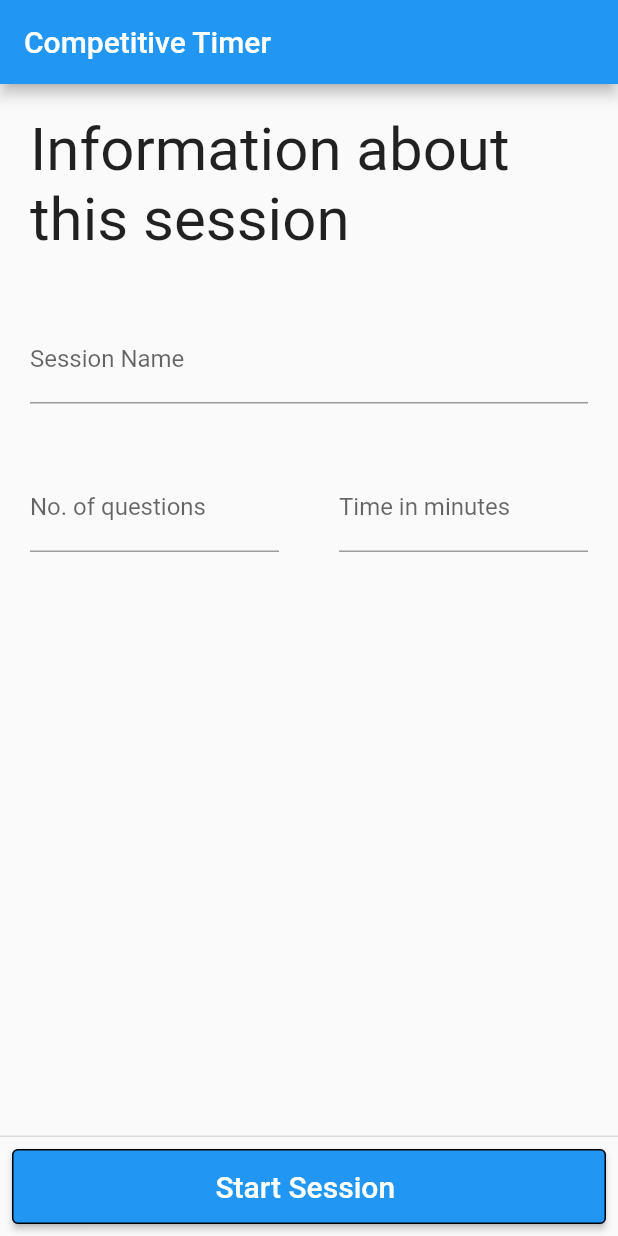
After one commit to dev-sandeep/flutter-timer, a Flutter app: the screen it shows after launch, on a phone screen of 412 x 824 dp. The commit adds this screen. Run offline on Flutter 3.47's test engine with Material 2 defaults, Android fonts, the phone set to English and light mode, and no system bars; missing offline and left inert: dart:ffi.

Commit message:
refactoring code

```diff
--- /dev/null
+++ b/lib/pages/HomePage.dart
@@ -0,0 +1,91 @@
+import 'package:flutter/material.dart';
+import 'package:my_app/forms/TextFieldForm.dart';
+import 'package:my_app/forms/Alert.dart';
+
+class HomePage extends StatelessWidget {
+
+  HomePage({
+     super.key
+  });
+
+  final examNameController = TextEditingController();
+  final examQuestionsController = TextEditingController();
+  final examTimeController = TextEditingController();
+
+  void startSessionClickHandher(BuildContext context){
+    //basic validation
+
+    if(examNameController.text.isEmpty || examQuestionsController.text.isEmpty || examTimeController.text.isEmpty){
+      showDialog<String>(
+        context: context,
+        builder: (BuildContext context) => const Alert(title: "Error Occurred", desc: "All fields are mandatory")
+      );
+    }
+  }
+
+  @override
+  Widget build(BuildContext context){
+    return Scaffold(
+      appBar: AppBar(
+        title: const Text('Competitive Timer'),
+      ),
+      body: Column(
+        children: <Widget>[
+          Container(
+            child: const Text('Information about this session',
+                style: TextStyle(fontSize: 40)),
+            padding: EdgeInsets.all(20.0),
+          ),
+          Flexible(
+              child: Row(
+            children: [
+              Flexible(
+                  flex: 1,
+                  fit: FlexFit.tight,
+                  child: TextFieldForm(
+                    hintText: 'Type session name',
+                    labelText: 'Session Name',
+                    textController: examNameController,
+                  )),
+            ],
+          )),
+          Flexible(
+              child: Row(
+            children: [
+              Flexible(
+                flex: 1,
+                fit: FlexFit.tight,
+                child: TextFieldForm(
+                  hintText: 'Total questions',
+                  labelText: 'No. of questions',
+                  textController: examQuestionsController,
+                )
+              ),
+              Flexible(
+                child: TextFieldForm(
+                  hintText: 'Total time',
+                  labelText: 'Time in minutes',
+                  textController: examTimeController,
+                )
+              ),
+            ],
+          )),
+        ],
+      ),
+      persistentFooterButtons: <Widget>[
+        SizedBox(
+          // width: MediaQuery.of(context).size.width,
+          child: ElevatedButton(
+            onPressed: ()=>startSessionClickHandher(context),
+            child: const Text('Start Session ', style: TextStyle(fontSize: 20)),
+            style: ElevatedButton.styleFrom(
+                minimumSize: const Size.fromHeight(50),
+                side: BorderSide(
+                  width: 1.0,
+                )),
+          ),
+        )
+      ],
+    );
+  }
+}
```
Also changed, not shown: lib/main.dart (+5 -129 lines).
